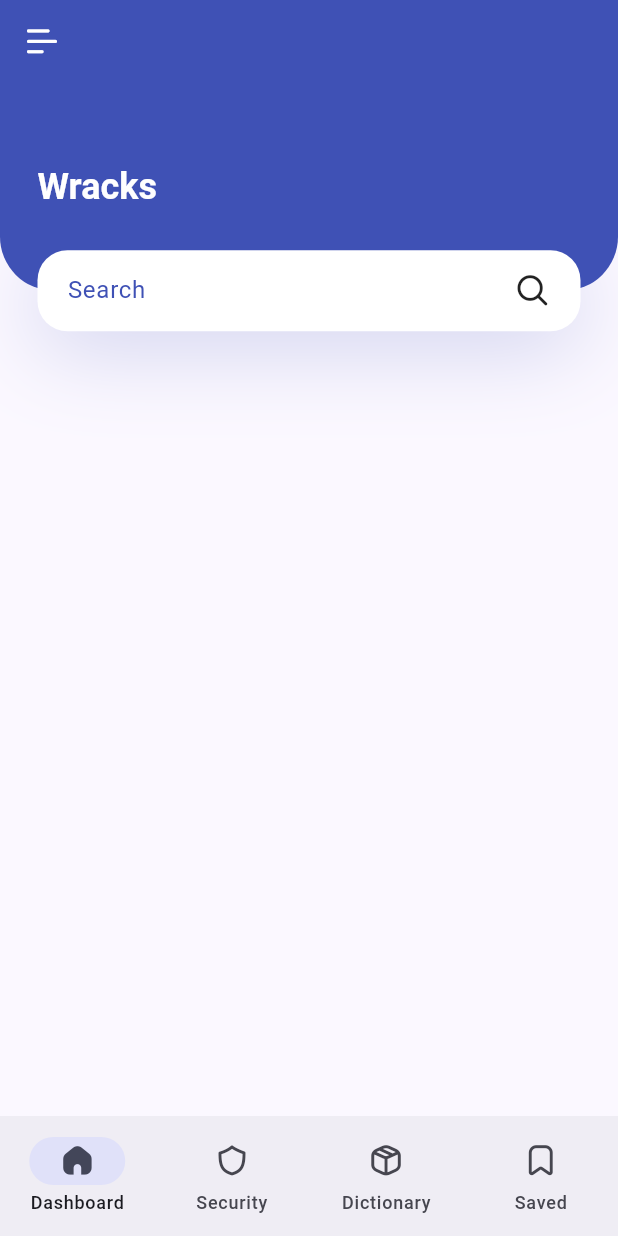
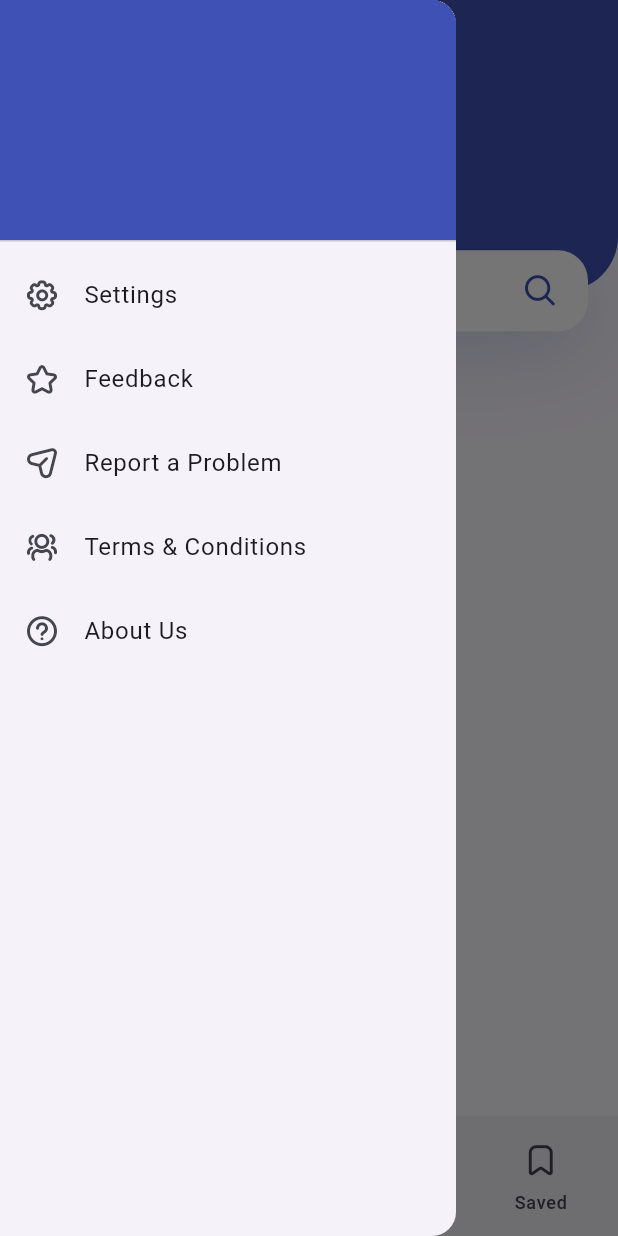
Before and after one commit to loybaldo/wracks, a Flutter app: the screen it shows after launch, with the side drawer open (before the commit the screen has no drawer), on a phone screen of 412 x 824 dp. Run offline on Flutter 3.47's test engine with Material 2 defaults, Android fonts, the light colour scheme and no system bars; our stand-ins replace file_picker, percent_indicator.

Commit message:
drawer added

```diff
--- /dev/null
+++ b/lib/components/dashboard_header.dart
@@ -0,0 +1,87 @@
+import 'package:flutter/material.dart';
+import '../constant.dart';
+import '../magicoon.dart';
+
+class DashboardHeader extends StatelessWidget {
+  const DashboardHeader({
+    super.key,
+  });
+
+  @override
+  Widget build(BuildContext context) {
+    return Container(
+      margin: const EdgeInsets.only(bottom: kDefPadding * 2.5),
+      height: MediaQuery.of(context).size.height * 0.2,
+      child: Stack(
+        children: <Widget>[
+          Container(
+            padding: const EdgeInsets.only(
+              left: 25,
+              bottom: 36 + kDefPadding,
+            ),
+            height: MediaQuery.of(context).size.height * 0.2 - 27,
+            decoration: const BoxDecoration(
+              color: kPrimary,
+              borderRadius: BorderRadius.only(
+                bottomLeft: Radius.circular(36),
+                bottomRight: Radius.circular(36),
+              ),
+            ),
+            child: Row(
+              children: <Widget>[
+                Text(
+                  "Wracks",
+                  style: Theme.of(context).textTheme.headlineSmall?.copyWith(
+                        color: Colors.white,
+                        fontWeight: FontWeight.bold,
+                      ),
+                ),
+              ],
+            ),
+          ),
+          Positioned(
+            bottom: 0,
+            left: 0,
+            right: 0,
+            child: Container(
+              margin: const EdgeInsets.symmetric(horizontal: kDefPadding),
+              padding: const EdgeInsets.symmetric(horizontal: kDefPadding),
+              height: 54,
+              decoration: BoxDecoration(
+                color: Colors.white,
+                borderRadius: BorderRadius.circular(20),
+                boxShadow: [
+                  BoxShadow(
+                    offset: const Offset(0, 10),
+                    blurRadius: 50,
+                    color: kPrimary.withOpacity(0.23),
+                  )
+                ],
+              ),
+              child: Row(
+                children: <Widget>[
+                  Expanded(
+                    child: TextField(
+                      decoration: InputDecoration(
+                        hintText: "Search",
+                        hintStyle: TextStyle(
+                          color: kPrimary.withOpacity(0.5),
+                        ),
+                        enabledBorder: InputBorder.none,
+                        focusedBorder: InputBorder.none,
+                      ),
+                    ),
+                  ),
+                  const Icon(
+                    Magicoon.search_bold_outline,
+                    color: kPrimary,
+                  )
+                ],
+              ),
+            ),
+          )
+        ],
+      ),
+    );
+  }
+}
--- /dev/null
+++ b/lib/components/drawer_widget.dart
@@ -0,0 +1,51 @@
+import 'package:flutter/material.dart';
+import '../constant.dart';
+import '../magicoon.dart';
+
+class DrawerWidget extends StatelessWidget {
+  const DrawerWidget({
+    super.key,
+  });
+
+  @override
+  Widget build(BuildContext context) {
+    return Drawer(
+      child: ListView(
+        padding: EdgeInsets.zero,
+        children: <Widget>[
+          const DrawerHeader(
+            decoration: BoxDecoration(
+              color: kPrimary,
+            ),
+            child: Text(""),
+          ),
+          ListTile(
+            title: const Text("Settings"),
+            leading: const Icon(Magicoon.settings_bold_outline),
+            onTap: () {},
+          ),
+          ListTile(
+            title: const Text("Feedback"),
+            leading: const Icon(Magicoon.star_bold_outline),
+            onTap: () {},
+          ),
+          ListTile(
+            title: const Text("Report a Problem"),
+            leading: const Icon(Magicoon.send_bold_outline),
+            onTap: () {},
+          ),
+          ListTile(
+            title: const Text("Terms & Conditions"),
+            leading: const Icon(Magicoon.users_three_bold_outline),
+            onTap: () {},
+          ),
+          ListTile(
+            title: const Text("About Us"),
+            leading: const Icon(Magicoon.question_circle_bold_outline),
+            onTap: () {},
+          ),
+        ],
+      ),
+    );
+  }
+}
--- /dev/null
+++ b/lib/constant.dart
@@ -0,0 +1,4 @@
+import 'package:flutter/material.dart';
+
+const kPrimary = Colors.indigo;
+const kDefPadding = 20.0;
--- a/lib/main.dart
+++ b/lib/main.dart
@@ -1,5 +1,6 @@
 import 'package:flutter/material.dart';
 import 'package:flutter_localizations/flutter_localizations.dart';
+import 'package:wracks/constant.dart';
 
 import 'screens/splash_screen.dart';
 
@@ -16,7 +17,7 @@ class MyApp extends StatelessWidget {
       title: "Wracks",
       theme: ThemeData(
         brightness: Brightness.light,
-        colorSchemeSeed: Colors.indigo,
+        colorSchemeSeed: kPrimary,
         useMaterial3: true,
       ),
       localizationsDelegates: const <LocalizationsDelegate<Object>>[
--- a/lib/screens/home_screen.dart
+++ b/lib/screens/home_screen.dart
@@ -1,4 +1,6 @@
 import 'package:flutter/material.dart';
+import 'package:wracks/constant.dart';
+import '../components/drawer_widget.dart';
 import '../magicoon.dart';
 
 import '../tabs/home_tab.dart';
@@ -26,7 +28,19 @@ class HomeScreenState extends State<HomeScreen> {
   @override
   Widget build(BuildContext context) {
     return Scaffold(
-        appBar: buildAppBar(),
+      drawer: const DrawerWidget(),
+      appBar: AppBar(
+        leading: Builder(
+          builder: (context) => IconButton(
+            icon: const Icon(
+              Magicoon.menu_bold_outline,
+              color: Colors.white,
+            ),
+            onPressed: () => Scaffold.of(context).openDrawer(),
+          ),
+        ),
+        backgroundColor: kPrimary,
+      ),
       body: _children[_currentIndex],
       bottomNavigationBar: NavigationBarTheme(
         data: const NavigationBarThemeData(elevation: 0),
@@ -41,37 +55,29 @@ class HomeScreenState extends State<HomeScreen> {
               icon: Icon(Magicoon.home_bold_outline),
               selectedIcon: Icon(Magicoon.home),
               tooltip: "Dashboard",
-                    label: "Dashboard"),
+              label: "Dashboard",
+            ),
             NavigationDestination(
               icon: Icon(Magicoon.shield_bold_outline),
               selectedIcon: Icon(Magicoon.shield),
               tooltip: "Security",
-                    label: "Security"),
+              label: "Security",
+            ),
             NavigationDestination(
               icon: Icon(Magicoon.package_bold_outline),
               selectedIcon: Icon(Magicoon.package),
               tooltip: "Dictionary",
-                    label: "Dictionary"),
+              label: "Dictionary",
+            ),
             NavigationDestination(
               icon: Icon(Magicoon.bookmark_bold_outline),
               selectedIcon: Icon(Magicoon.bookmark),
               tooltip: "Saved",
-                    label: "Saved"),
+              label: "Saved",
+            ),
           ],
-            )));
-  }
-
-  AppBar buildAppBar() {
-    return AppBar(
-      elevation: 0,
-      leading: IconButton(
-        icon: const Icon(
-          Magicoon.menu_bold_outline,
-          color: Colors.white,
         ),
-        onPressed: () {},
       ),
-      backgroundColor: Colors.indigo,
     );
   }
 }
--- a/lib/tabs/home_tab.dart
+++ b/lib/tabs/home_tab.dart
@@ -1,82 +1,17 @@
 import 'package:flutter/material.dart';
-import 'package:wracks/magicoon.dart';
+import '../components/dashboard_header.dart';
 
 class HomeTab extends StatelessWidget {
   const HomeTab({super.key});
 
   @override
   Widget build(BuildContext context) {
-    return Column(
-      children: <Widget>[
-        SizedBox(
-          height: MediaQuery.of(context).size.height * 0.2,
-          child: Stack(
-            children: <Widget>[
-              Container(
-                padding: const EdgeInsets.only(left: 25),
-                height: MediaQuery.of(context).size.height * 0.2 - 27,
-                decoration: const BoxDecoration(
-                  color: Colors.indigo,
-                  borderRadius: BorderRadius.only(
-                    bottomLeft: Radius.circular(36),
-                    bottomRight: Radius.circular(36),
-                  ),
-                ),
-                child: Row(
-                  children: <Widget>[
-                    Text(
-                      "Wracks",
-                      style:
-                          Theme.of(context).textTheme.headlineSmall?.copyWith(
-                                color: Colors.white,
-                                fontWeight: FontWeight.bold,
-                              ),
-                    ),
-                  ],
-                ),
-              ),
-              Positioned(
-                bottom: 0,
-                left: 0,
-                right: 0,
-                child: Container(
-                  margin: const EdgeInsets.symmetric(horizontal: 25),
-                  padding: const EdgeInsets.symmetric(horizontal: 20),
-                  height: 54,
-                  decoration: BoxDecoration(
-                    color: Colors.white,
-                    borderRadius: BorderRadius.circular(20),
-                    boxShadow: [
-                      BoxShadow(
-                        offset: const Offset(0, 10),
-                        blurRadius: 50,
-                        color: Colors.indigo.withOpacity(0.23),
-                      )
-                    ],
-                  ),
-                  child: Row(
-                    children: const <Widget>[
-                      Expanded(
-                        child: TextField(
-                          decoration: InputDecoration(
-                            hintText: "Search",
-                            hintStyle: TextStyle(
-                              color: Colors.indigo,
-                            ),
-                            enabledBorder: InputBorder.none,
-                            focusedBorder: InputBorder.none,
-                          ),
-                        ),
-                      ),
-                      Icon(Magicoon.search_bold_outline)
-                    ],
-                  ),
-                ),
-              )
-            ],
-          ),
-        ),
-      ],
+    return SingleChildScrollView(
+      child: Column(
+        children: const <Widget>[
+          DashboardHeader(),
+        ],
+      ),
     );
   }
 }
```
Lines whose indentation alone changed are shown as unchanged.
